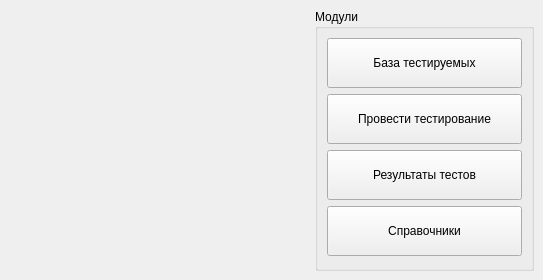
First picture: the form in src/mainmenu.ui, repository rainovskyqt/PhysFitPWD, before the edit.
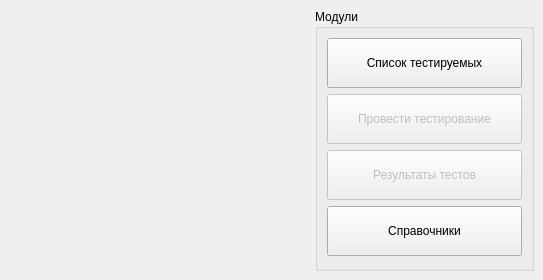
Second picture: the form after the edit. Icons and pictures are not drawn.

```diff
--- a/src/mainmenu.ui
+++ b/src/mainmenu.ui
@@ -61,7 +61,7 @@
           </size>
          </property>
          <property name="text">
-          <string>База тестируемых</string>
+          <string>Список тестируемых</string>
          </property>
          <property name="toolButtonStyle">
           <enum>Qt::ToolButtonFollowStyle</enum>
@@ -70,6 +70,9 @@
        </item>
        <item row="1" column="0">
         <widget class="QToolButton" name="btn_test">
+         <property name="enabled">
+          <bool>false</bool>
+         </property>
          <property name="minimumSize">
           <size>
            <width>195</width>
@@ -92,6 +95,9 @@
        </item>
        <item row="2" column="0">
         <widget class="QToolButton" name="btn_results">
+         <property name="enabled">
+          <bool>false</bool>
+         </property>
          <property name="minimumSize">
           <size>
            <width>195</width>
```
